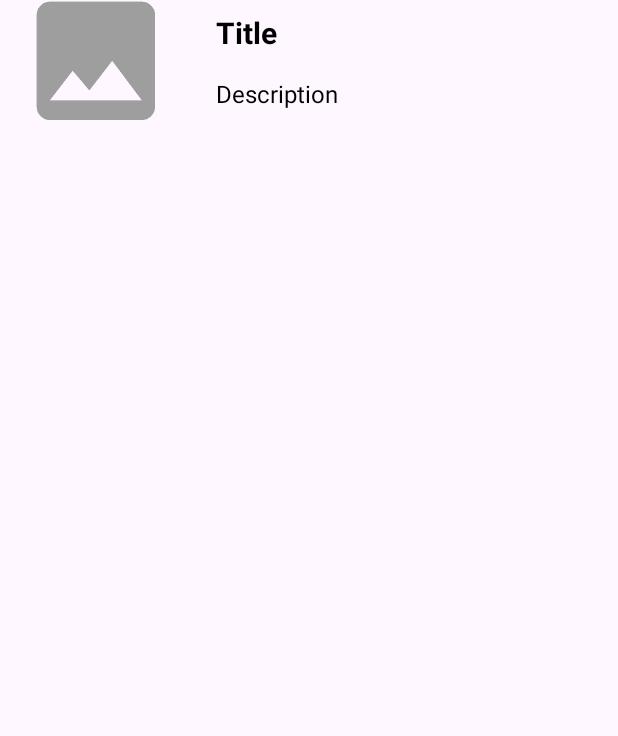
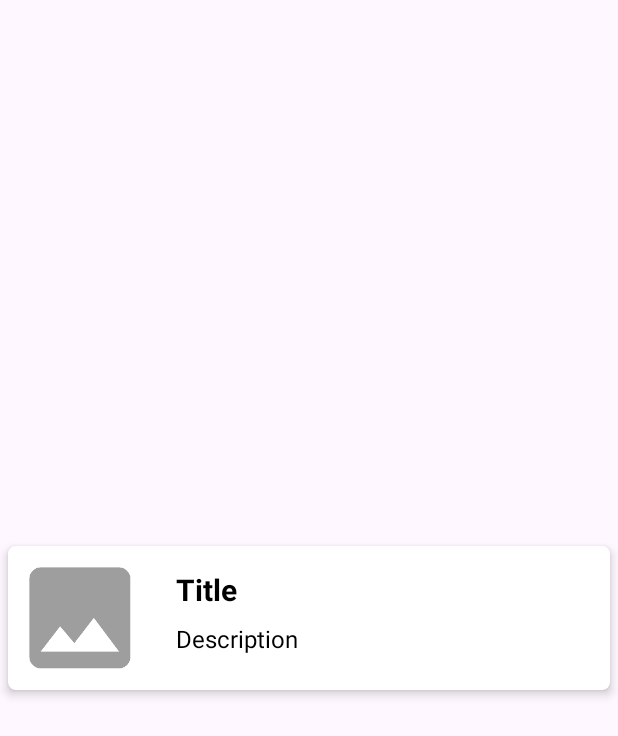
Before and after one commit to MightyModerator/justanote, an Android app: the layout list_item_view.xml on its own in the app's theme, with its tools: preview values and no code run, on a phone screen of 412 x 824 dp. Shown: the top 736 px of the screen. Run offline under Robolectric (Android 15) with nearby library versions, the phone set to English and light mode, and no system bars.

Commit message:
Added 'Swipe to delete' functionality and updated list item view

```diff
--- a/app/src/main/java/com/example/myapplication/NoteEditActivity.kt
+++ b/app/src/main/java/com/example/myapplication/NoteEditActivity.kt
@@ -61,7 +61,7 @@ class NoteEditActivity : AppCompatActivity(), DialogInterface.OnClickListener, L
         ).allowMainThreadQueries().build()
         noteDao = db.noteDao()
 
-        val id = intent.getLongExtra("id", -1)
+        val id = intent.getIntExtra("id", -1)
         if (id >= 0) {
             note = noteDao!!.loadAllByIds(id.toInt())[0]
             val bitmap = note?.image?.let { ImageConverter.convertStringToBase64(it) }
--- a/app/src/main/java/com/example/myapplication/dao/NoteDao.kt
+++ b/app/src/main/java/com/example/myapplication/dao/NoteDao.kt
@@ -11,7 +11,7 @@ import com.example.myapplication.entities.Note
 
 interface NoteDao {
     @Query("SELECT * FROM notes")
-    fun getAll(): List<Note>
+    fun getAll(): MutableList<Note>
 
     @Insert
     fun insertAll(vararg notes: Note)
@@ -20,7 +20,7 @@ interface NoteDao {
     fun delete(note: Note)
 
     @Query("SELECT * FROM notes WHERE id IS (:id)")
-    fun loadAllByIds(id: Int): List<Note>
+    fun loadAllByIds(id: Int): MutableList<Note>
 
     @Update
     fun update(note: Note)
--- a/app/src/main/res/layout/activity_list.xml
+++ b/app/src/main/res/layout/activity_list.xml
@@ -15,10 +15,10 @@
         app:titleTextColor="@color/white" />
 
 
-    <ListView
+    <androidx.recyclerview.widget.RecyclerView
         android:id="@+id/lvNotes"
+        app:layoutManager="androidx.recyclerview.widget.LinearLayoutManager"
         android:layout_width="match_parent"
         android:layout_height="match_parent" />
 
-
 </LinearLayout>
--- a/app/src/main/res/layout/list_item_view.xml
+++ b/app/src/main/res/layout/list_item_view.xml
@@ -1,21 +1,36 @@
 <?xml version="1.0" encoding="utf-8"?>
-<LinearLayout xmlns:android="http://schemas.android.com/apk/res/android"
+<androidx.cardview.widget.CardView
+    xmlns:android="http://schemas.android.com/apk/res/android"
+    xmlns:app="http://schemas.android.com/apk/res-auto"
     xmlns:tools="http://schemas.android.com/tools"
     android:layout_width="match_parent"
     android:layout_height="wrap_content"
-    android:orientation="horizontal"
+    android:layout_gravity="center"
+    android:layout_margin="5dp"
+    app:cardCornerRadius="5dp"
+    app:cardElevation="4dp"
     tools:context=".ListActivity">
-
-    <ImageView
-        android:id="@+id/itemPreviewImage"
-        android:layout_width="wrap_content"
-        android:layout_height="match_parent"
-        android:src="@drawable/ic_image" />
 
     <LinearLayout
         android:layout_width="match_parent"
         android:layout_height="wrap_content"
+        android:orientation="horizontal">
+
+        <ImageView
+            android:id="@+id/itemPreviewImage"
+            android:layout_width="80dp"
+            android:layout_height="80dp"
+            android:layout_gravity="center"
+            android:layout_margin="8dp"
+            android:padding="5dp"
+            android:src="@drawable/ic_image" />
+
+        <LinearLayout
+            android:layout_width="wrap_content"
+            android:layout_height="wrap_content"
+            android:layout_gravity="center"
             android:orientation="vertical">
+
             <TextView
                 android:id="@+id/tvTitle"
                 style="@style/ListItem.Title"
@@ -31,5 +46,6 @@
                 android:text="@string/hint_message" />
         </LinearLayout>
 
+    </LinearLayout>
 
-</LinearLayout>
+</androidx.cardview.widget.CardView>
--- a/app/src/main/res/values/themes.xml
+++ b/app/src/main/res/values/themes.xml
@@ -39,8 +39,6 @@
 
     <style name="ListItem">
         <item name="android:layout_marginStart">@dimen/margin_medium</item>
-        <item name="android:layout_marginEnd">@dimen/margin_medium</item>
-        <item name="android:layout_marginTop">@dimen/margin_small</item>
         <item name="android:layout_marginBottom">@dimen/margin_small</item>
         <item name="android:textColor">@color/black</item>
     </style>
```
Also changed, not shown: app/src/main/java/com/example/myapplication/ListActivity.kt (+48 -17 lines), app/src/main/java/com/example/myapplication/adapters/NoteAdapter.kt (+33 -39 lines). Lines whose indentation alone changed are shown as unchanged.
